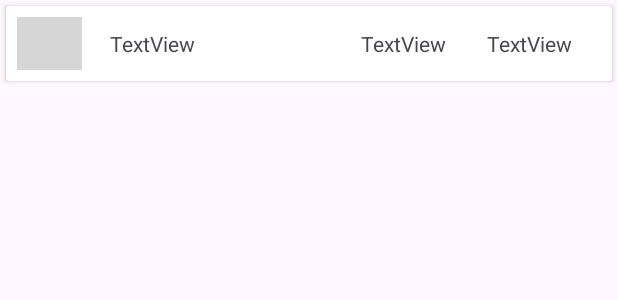
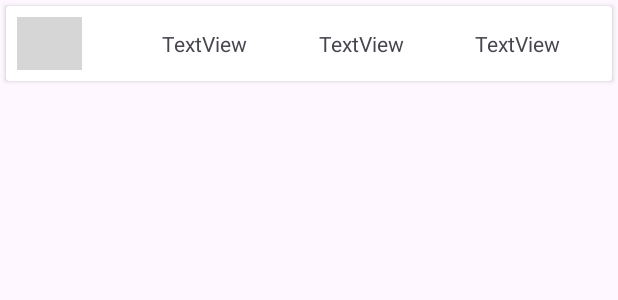
Before and after one commit to SirLuxord/Proyecto_PGL, an Android app: the layout reservas_cardview.xml on its own in the app's theme, with its tools: preview values and no code run, on a phone screen of 412 x 824 dp. Shown: the top 300 px of the screen. Run offline under Robolectric (Android 15) with nearby library versions, the phone set to English and light mode, and no system bars; grey boxes are pictures that could not be loaded.

Commit message:
Cambios en las view

```diff
--- a/app/src/main/res/layout/reservas_cardview.xml
+++ b/app/src/main/res/layout/reservas_cardview.xml
@@ -27,38 +27,38 @@
             tools:srcCompat="@tools:sample/avatars" />
 
         <TextView
-            android:id="@+id/textView3"
+            android:id="@+id/diaReservaTextView"
             android:layout_width="wrap_content"
             android:layout_height="wrap_content"
             android:text="TextView"
             app:layout_constraintBottom_toBottomOf="parent"
             app:layout_constraintEnd_toEndOf="parent"
+            app:layout_constraintHorizontal_bias="0.30"
             app:layout_constraintStart_toStartOf="parent"
             app:layout_constraintTop_toTopOf="parent"
-            app:layout_constraintVertical_bias="0.5"
-            app:layout_constraintHorizontal_bias="0.20"/>
+            app:layout_constraintVertical_bias="0.5" />
 
         <TextView
-            android:id="@+id/textView4"
+            android:id="@+id/fechaReservaTextView"
             android:layout_width="wrap_content"
             android:layout_height="wrap_content"
             android:text="TextView"
             app:layout_constraintBottom_toBottomOf="parent"
             app:layout_constraintEnd_toEndOf="parent"
-            app:layout_constraintHorizontal_bias="0.5"
-            app:layout_constraintStart_toEndOf="@+id/textView3"
+            app:layout_constraintHorizontal_bias="0.6"
+            app:layout_constraintStart_toStartOf="parent"
             app:layout_constraintTop_toTopOf="parent"
             app:layout_constraintVertical_bias="0.5" />
 
         <TextView
-            android:id="@+id/textView5"
+            android:id="@+id/horaReservaTextView"
             android:layout_width="wrap_content"
             android:layout_height="wrap_content"
             android:text="TextView"
             app:layout_constraintBottom_toBottomOf="parent"
             app:layout_constraintEnd_toEndOf="parent"
-            app:layout_constraintHorizontal_bias="0.5"
-            app:layout_constraintStart_toEndOf="@+id/textView4"
+            app:layout_constraintHorizontal_bias="0.9"
+            app:layout_constraintStart_toStartOf="parent"
             app:layout_constraintTop_toTopOf="parent"
             app:layout_constraintVertical_bias="0.5" />
 
```
